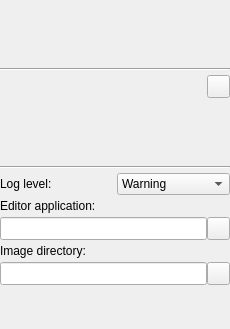
This is PlusApp/fCal/Toolboxes/ConfigurationToolbox.ui in PlusToolkit/PlusApp as Qt 5 draws it before an edit. The edited form follows.
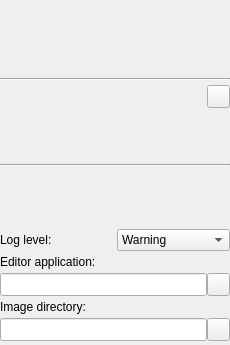
This is the edited form. Icons and pictures are not drawn.

Commit message: test #969: Made fCal layout more flexible

Patch:
```diff
--- a/PlusApp/fCal/Toolboxes/ConfigurationToolbox.ui
+++ b/PlusApp/fCal/Toolboxes/ConfigurationToolbox.ui
@@ -2,6 +2,14 @@
 <ui version="4.0">
  <class>ConfigurationToolbox</class>
  <widget class="QWidget" name="ConfigurationToolbox">
+  <property name="geometry">
+   <rect>
+    <x>0</x>
+    <y>0</y>
+    <width>230</width>
+    <height>345</height>
+   </rect>
+  </property>
   <property name="minimumSize">
    <size>
     <width>230</width>
@@ -35,6 +43,12 @@
    </property>
    <item>
     <widget class="QWidget" name="deviceSetSelectionWidget" native="true">
+     <property name="sizePolicy">
+      <sizepolicy hsizetype="Preferred" vsizetype="Expanding">
+       <horstretch>0</horstretch>
+       <verstretch>0</verstretch>
+      </sizepolicy>
+     </property>
      <property name="minimumSize">
       <size>
        <width>0</width>
@@ -131,22 +145,6 @@
      </property>
     </widget>
    </item>
-   <item>
-    <spacer name="verticalSpacer_2">
-     <property name="orientation">
-      <enum>Qt::Vertical</enum>
-     </property>
-     <property name="sizeType">
-      <enum>QSizePolicy::Fixed</enum>
-     </property>
-     <property name="sizeHint" stdset="0">
-      <size>
-       <width>20</width>
-       <height>12</height>
-      </size>
-     </property>
-    </spacer>
-   </item>
    <item>
     <widget class="Line" name="line_2">
      <property name="orientation">
@@ -154,6 +152,22 @@
      </property>
     </widget>
    </item>
+   <item>
+    <spacer name="verticalSpacer_2">
+     <property name="orientation">
+      <enum>Qt::Vertical</enum>
+     </property>
+     <property name="sizeType">
+      <enum>QSizePolicy::Expanding</enum>
+     </property>
+     <property name="sizeHint" stdset="0">
+      <size>
+       <width>20</width>
+       <height>12</height>
+      </size>
+     </property>
+    </spacer>
+   </item>
    <item>
     <layout class="QHBoxLayout" name="horizontalLayout_2">
      <item>
@@ -360,19 +374,6 @@
      </item>
     </layout>
    </item>
-   <item>
-    <spacer name="verticalSpacer">
-     <property name="orientation">
-      <enum>Qt::Vertical</enum>
-     </property>
-     <property name="sizeHint" stdset="0">
-      <size>
-       <width>20</width>
-       <height>40</height>
-      </size>
-     </property>
-    </spacer>
-   </item>
   </layout>
  </widget>
  <resources>
```
The commit also changes 4 other files.
